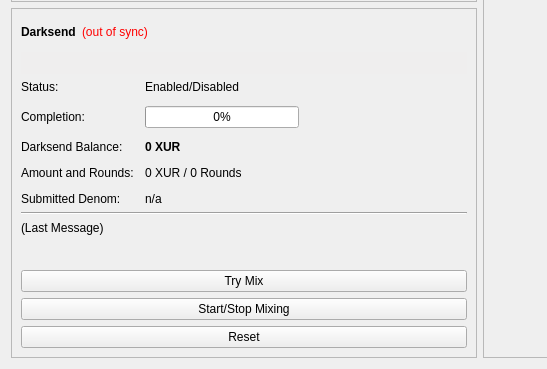
Above: src/qt/forms/overviewpage.ui from nightm4r3tr/Ncoin before the change; both pictures show x 0 to 547 and y 240 to 609 of the 960 by 609 pixel window. Below: the same form after it.
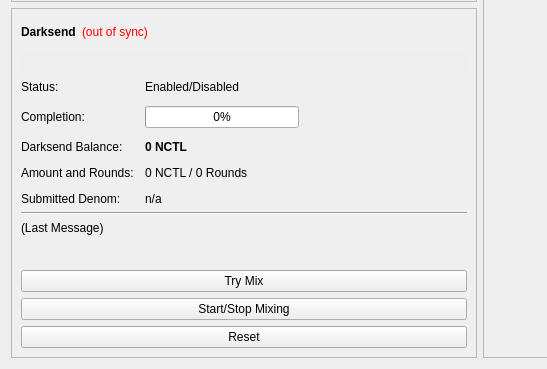
That is the form after the change.

```diff
--- a/src/qt/forms/overviewpage.ui
+++ b/src/qt/forms/overviewpage.ui
@@ -1007,7 +1007,7 @@
                </font>
               </property>
               <property name="text">
-               <string notr="true">0 XUR</string>
+               <string notr="true">0 NCTL</string>
               </property>
              </widget>
             </item>
@@ -1021,7 +1021,7 @@
             <item row="4" column="1">
              <widget class="QLabel" name="labelAmountRounds">
               <property name="text">
-               <string>0 XUR / 0 Rounds</string>
+               <string>0 NCTL / 0 Rounds</string>
               </property>
              </widget>
             </item>
```
Left out of the diff: 6 changed lines with no effect on the pictures.
